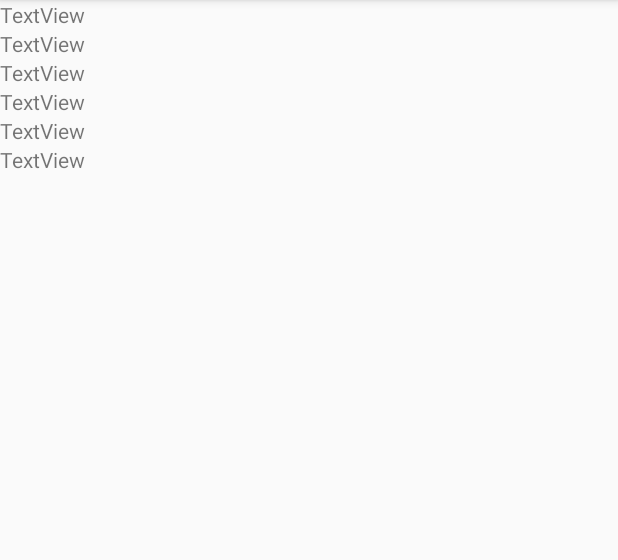
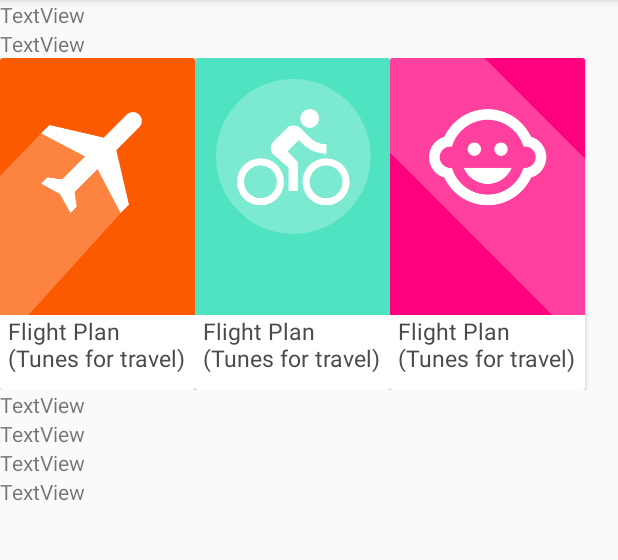
Before and after one commit to albeto8/DevslopesRadio, an Android app: the screen it shows after launch (MainActivity), on a phone screen of 412 x 824 dp, the part 84-644 px from its top. Run offline under Robolectric (Android 15) with nearby library versions, the phone set to English and light mode, and no system bars.

Commit message:
Designing cards and working with view holders

```diff
--- a/app/src/main/java/com/example/mariobarragan/devslopesradio/adapters/StationsAdapter.java
+++ b/app/src/main/java/com/example/mariobarragan/devslopesradio/adapters/StationsAdapter.java
@@ -1,8 +1,11 @@
 package com.example.mariobarragan.devslopesradio.adapters;
 
 import android.support.v7.widget.RecyclerView;
+import android.view.LayoutInflater;
+import android.view.View;
 import android.view.ViewGroup;
 
+import com.example.mariobarragan.devslopesradio.R;
 import com.example.mariobarragan.devslopesradio.holders.StationViewHolder;
 import com.example.mariobarragan.devslopesradio.model.Station;
 
@@ -22,16 +25,19 @@ public class StationsAdapter extends RecyclerView.Adapter<StationViewHolder> {
 
     @Override
     public StationViewHolder onCreateViewHolder(ViewGroup parent, int viewType) {
-        return null;
+        View stationCard = LayoutInflater.from(parent.getContext()).inflate(R.layout.card_station, parent, false);
+        return new StationViewHolder(stationCard);
     }
 
     @Override
     public void onBindViewHolder(StationViewHolder holder, int position) {
+        Station station = stations.get(position);
+        holder.updateUI(station);
 
     }
 
     @Override
     public int getItemCount() {
-        return 0;
+        return stations.size();
     }
 }
--- a/app/src/main/java/com/example/mariobarragan/devslopesradio/holders/StationViewHolder.java
+++ b/app/src/main/java/com/example/mariobarragan/devslopesradio/holders/StationViewHolder.java
@@ -2,6 +2,11 @@ package com.example.mariobarragan.devslopesradio.holders;
 
 import android.support.v7.widget.RecyclerView;
 import android.view.View;
+import android.widget.ImageView;
+import android.widget.TextView;
+
+import com.example.mariobarragan.devslopesradio.R;
+import com.example.mariobarragan.devslopesradio.model.Station;
 
 /**
  * Created by Mario on 29/06/17.
@@ -9,7 +14,21 @@ import android.view.View;
 
 public class StationViewHolder extends RecyclerView.ViewHolder {
 
+    private ImageView mainImage;
+    private TextView titleTextView;
+
     public StationViewHolder(View itemView) {
         super(itemView);
+
+        this.mainImage = (ImageView)itemView.findViewById(R.id.main_image);
+        this.titleTextView = (TextView)itemView.findViewById(R.id.main_text);
+    }
+
+    public void updateUI(Station station) {
+        String uri = station.getImageUri();
+        int resource = mainImage.getResources().getIdentifier(uri, null, mainImage.getContext().getPackageName());
+        mainImage.setImageResource(resource);
+
+        titleTextView.setText(station.getStationTitle());
     }
 }
--- a/app/src/main/java/com/example/mariobarragan/devslopesradio/model/Station.java
+++ b/app/src/main/java/com/example/mariobarragan/devslopesradio/model/Station.java
@@ -21,7 +21,7 @@ public class Station {
     }
 
     public String getImageUri() {
-        return imageUri;
+        return DRAWABLE + imageUri;
     }
 
 }
--- /dev/null
+++ b/app/src/main/res/layout/card_station.xml
@@ -0,0 +1,26 @@
+<?xml version="1.0" encoding="utf-8"?>
+<android.support.v7.widget.CardView xmlns:android="http://schemas.android.com/apk/res/android"
+    android:orientation="vertical"
+    android:layout_width="wrap_content"
+    android:layout_height="wrap_content">
+    <LinearLayout
+        android:layout_width="match_parent"
+        android:layout_height="match_parent"
+        android:orientation="vertical">
+        <ImageView
+            android:layout_width="wrap_content"
+            android:layout_height="wrap_content"
+            android:src="@drawable/flightplanmusic"
+            android:id="@+id/main_image"/>
+        <TextView
+            android:layout_width="match_parent"
+            android:layout_height="50dp"
+            android:lines="2"
+            android:text="Flight Plan"
+            android:textColor="#4A4A4A"
+            android:textSize="15dp"
+            android:id="@+id/main_text"
+            android:layout_marginLeft="5dp"
+            android:layout_marginRight="5dp"/>
+    </LinearLayout>
+</android.support.v7.widget.CardView>
```
